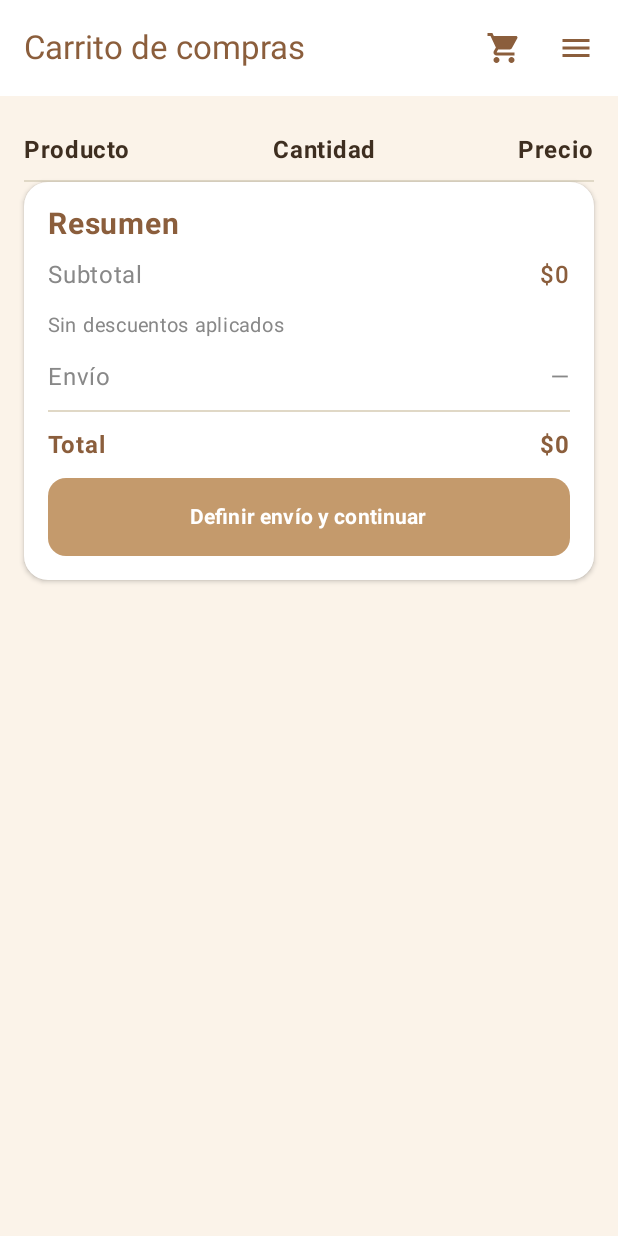
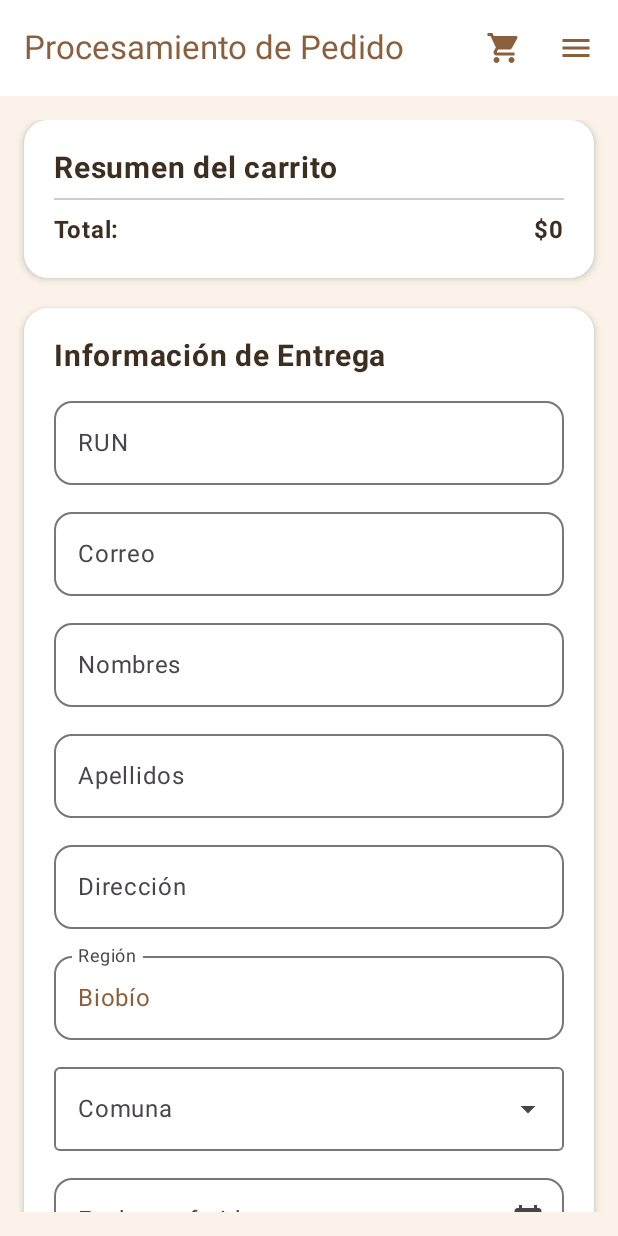
Before and after one commit to Felipe-Ahumada/Pasteleria_APP, an Android app built with Jetpack Compose: the CarritoScreen screen opened through its navigation route, after a tap on "Definir envío y continuar", on a phone screen of 412 x 824 dp. Run offline under Robolectric (Android 15) with nearby library versions, the phone set to English and light mode, and no system bars; our stand-ins replace Dagger/Hilt's generated code, Room's generated code.

Commit message:
Envío agregado

```diff
--- a/app/src/main/java/com/pasteleria_app/pasteleria_app/presentation/ui/Navigation/Navigation.kt
+++ b/app/src/main/java/com/pasteleria_app/pasteleria_app/presentation/ui/Navigation/Navigation.kt
@@ -21,6 +21,8 @@ sealed class Screen(val route: String) {
     data object ResetPassword : Screen("reset_password")
 
     data object Profile : Screen("profile")
+
+    data object Envio : Screen("envio")
 }
 
 @Composable
@@ -105,6 +107,14 @@ fun Navigation(carritoViewModel: CarritoViewModel) { //  Recibe el ViewModel glo
                 onOpenCarrito = { navController.navigate(Screen.Carrito.route) },
                 onOpenLogin = { navController.navigate(Screen.Login.route) },
                 onOpenPerfil = { navController.navigate(Screen.Profile.route) },
+                onOpenEnvio = { navController.navigate(Screen.Envio.route) },
+                carritoViewModel = carritoViewModel
+            )
+        }
+        composable(Screen.Envio.route) {
+            EnvioScreen(
+                onOpenCarrito = { navController.navigate(Screen.Carrito.route) },
+                onConfirmarPago = { /* Aquí más adelante puedes ir a una pantalla de confirmación o pago */ },
                 carritoViewModel = carritoViewModel
             )
         }
--- a/app/src/main/java/com/pasteleria_app/pasteleria_app/presentation/ui/screens/CarritoScreen.kt
+++ b/app/src/main/java/com/pasteleria_app/pasteleria_app/presentation/ui/screens/CarritoScreen.kt
@@ -31,6 +31,7 @@ fun CarritoScreen(
     onOpenCarrito: () -> Unit = {},
     onOpenLogin: () -> Unit = {},
     onOpenPerfil: () -> Unit = {},
+    onOpenEnvio: () -> Unit = {},
     carritoViewModel: CarritoViewModel
 ) {
     val productos by carritoViewModel.productos.collectAsState()
@@ -134,14 +135,18 @@ fun CarritoScreen(
                         }
 
                         Button(
-                            onClick = { /* TODO: Checkout */ },
+                            onClick = { onOpenEnvio() },
                             colors = ButtonDefaults.buttonColors(containerColor = Color(0xFFC49A6C)),
                             shape = RoundedCornerShape(12.dp),
                             modifier = Modifier
                                 .fillMaxWidth()
                                 .height(52.dp)
                         ) {
-                            Text("Definir envío y continuar", color = Color.White, fontWeight = FontWeight.Bold)
+                            Text(
+                                "Definir envío y continuar",
+                                color = Color.White,
+                                fontWeight = FontWeight.Bold
+                            )
                         }
                     }
                 }
--- /dev/null
+++ b/app/src/main/java/com/pasteleria_app/pasteleria_app/presentation/ui/screens/EnvioScreen.kt
@@ -0,0 +1,314 @@
+package com.pasteleria_app.pasteleria_app.presentation.ui.screens
+
+import androidx.compose.foundation.background
+import androidx.compose.foundation.layout.*
+import androidx.compose.foundation.lazy.LazyColumn
+import androidx.compose.foundation.shape.RoundedCornerShape
+import androidx.compose.material.icons.Icons
+import androidx.compose.material.icons.filled.CalendarMonth
+import androidx.compose.material3.*
+import androidx.compose.runtime.*
+import androidx.compose.ui.Alignment
+import androidx.compose.ui.Modifier
+import androidx.compose.ui.graphics.Color
+import androidx.compose.ui.text.font.FontWeight
+import androidx.compose.ui.unit.dp
+import androidx.compose.ui.unit.sp
+import androidx.hilt.navigation.compose.hiltViewModel
+import com.pasteleria_app.pasteleria_app.domain.model.Producto
+import com.pasteleria_app.pasteleria_app.presentation.ui.components.PasteleriaScaffold
+import com.pasteleria_app.pasteleria_app.presentation.ui.viewmodel.CarritoViewModel
+import com.pasteleria_app.pasteleria_app.presentation.ui.viewmodel.UsuarioViewModel
+import java.text.SimpleDateFormat
+import java.util.*
+
+@OptIn(ExperimentalMaterial3Api::class)
+@Composable
+fun EnvioScreen(
+    onOpenCarrito: () -> Unit = {},
+    onConfirmarPago: () -> Unit = {},
+    carritoViewModel: CarritoViewModel = hiltViewModel(),
+    usuarioViewModel: UsuarioViewModel = hiltViewModel()
+) {
+    val productos by carritoViewModel.productos.collectAsState()
+    val total = carritoViewModel.calcularTotal()
+
+    val crema = Color(0xFFFBF3E9)
+    val marron = Color(0xFF3E2E20)
+    val blanco = Color.White
+
+    // 🧁 Datos usuario
+    val nombre by usuarioViewModel.usuarioActual.collectAsState(initial = "")
+    val correo by usuarioViewModel.usuarioCorreo.collectAsState(initial = "")
+
+    var run by remember { mutableStateOf("") }
+    var nombres by remember { mutableStateOf(nombre ?: "") }
+    var apellidos by remember { mutableStateOf("") }
+    var direccion by remember { mutableStateOf("") }
+    var region by remember { mutableStateOf("Biobío") }
+    var comuna by remember { mutableStateOf("") }
+    var fechaEntrega by remember { mutableStateOf("") }
+    var tipoEntrega by remember { mutableStateOf("") }
+    var metodoPago by remember { mutableStateOf("Webpay") }
+
+    var mostrarCalendario by remember { mutableStateOf(false) }
+    val datePickerState = rememberDatePickerState()
+
+    PasteleriaScaffold(
+        title = "Procesamiento de Pedido",
+        onOpenCarrito = onOpenCarrito,
+        carritoViewModel = carritoViewModel
+    ) { padding ->
+        LazyColumn(
+            modifier = Modifier
+                .fillMaxSize()
+                .background(crema)
+                .padding(padding)
+                .padding(16.dp),
+            verticalArrangement = Arrangement.spacedBy(20.dp)
+        ) {
+
+            // 🧾 Resumen del carrito
+            item {
+                Card(
+                    colors = CardDefaults.cardColors(containerColor = blanco),
+                    shape = RoundedCornerShape(16.dp),
+                    elevation = CardDefaults.cardElevation(3.dp),
+                    modifier = Modifier.fillMaxWidth()
+                ) {
+                    Column(
+                        modifier = Modifier.padding(20.dp),
+                        verticalArrangement = Arrangement.spacedBy(8.dp)
+                    ) {
+                        Text(
+                            "Resumen del carrito",
+                            fontWeight = FontWeight.Bold,
+                            fontSize = 20.sp,
+                            color = marron
+                        )
+
+                        productos.forEach { producto ->
+                            ProductoResumenItem(producto)
+                        }
+
+                        Divider(color = Color.LightGray)
+                        Row(
+                            Modifier.fillMaxWidth(),
+                            horizontalArrangement = Arrangement.SpaceBetween
+                        ) {
+                            Text("Total:", fontWeight = FontWeight.Bold, color = marron)
+                            Text(formateaCLP(total), fontWeight = FontWeight.Bold, color = marron)
+                        }
+                    }
+                }
+            }
+
+            // 🚚 Información de entrega
+            item {
+                Card(
+                    colors = CardDefaults.cardColors(containerColor = blanco),
+                    shape = RoundedCornerShape(16.dp),
+                    elevation = CardDefaults.cardElevation(3.dp),
+                    modifier = Modifier.fillMaxWidth()
+                ) {
+                    Column(
+                        modifier = Modifier.padding(20.dp),
+                        verticalArrangement = Arrangement.spacedBy(10.dp)
+                    ) {
+                        Text(
+                            "Información de Entrega",
+                            fontWeight = FontWeight.Bold,
+                            fontSize = 20.sp,
+                            color = marron
+                        )
+
+                        campoEnvio("RUN", "19011022K", run) { run = it }
+                        campoEnvio("Correo", "usuario@correo.com", correo ?: "") {}
+                        campoEnvio("Nombres", "Ej: María", nombres ?: "") { nombres = it }
+                        campoEnvio("Apellidos", "Ej: González Pérez", apellidos) { apellidos = it }
+                        campoEnvio("Dirección", "Ej: Calle 123, Concepción", direccion) { direccion = it }
+
+                        OutlinedTextField(
+                            value = region,
+                            onValueChange = {},
+                            label = { Text("Región") },
+                            singleLine = true,
+                            readOnly = true,
+                            shape = RoundedCornerShape(12.dp),
+                            modifier = Modifier.fillMaxWidth()
+                        )
+
+                        // 📍 Comuna
+                        val comunas = listOf("Concepción", "Talcahuano", "Hualpén")
+                        var expandirComuna by remember { mutableStateOf(false) }
+
+                        ExposedDropdownMenuBox(
+                            expanded = expandirComuna,
+                            onExpandedChange = { expandirComuna = it }
+                        ) {
+                            OutlinedTextField(
+                                value = comuna,
+                                onValueChange = {},
+                                label = { Text("Comuna") },
+                                readOnly = true,
+                                trailingIcon = { ExposedDropdownMenuDefaults.TrailingIcon(expandirComuna) },
+                                modifier = Modifier.menuAnchor().fillMaxWidth()
+                            )
+                            ExposedDropdownMenu(
+                                expanded = expandirComuna,
+                                onDismissRequest = { expandirComuna = false }
+                            ) {
+                                comunas.forEach { opcion ->
+                                    DropdownMenuItem(
+                                        text = { Text(opcion) },
+                                        onClick = {
+                                            comuna = opcion
+                                            expandirComuna = false
+                                        }
+                                    )
+                                }
+                            }
+                        }
+
+                        // 📅 Fecha preferida
+                        OutlinedTextField(
+                            value = fechaEntrega,
+                            onValueChange = {},
+                            label = { Text("Fecha preferida") },
+                            readOnly = true,
+                            shape = RoundedCornerShape(12.dp),
+                            modifier = Modifier.fillMaxWidth(),
+                            trailingIcon = {
+                                IconButton(onClick = { mostrarCalendario = true }) {
+                                    Icon(
+                                        imageVector = Icons.Default.CalendarMonth, // ✅ corregido
+                                        contentDescription = "Elegir fecha"
+                                    )
+                                }
+                            }
+                        )
+
+                        // 🚚 Tipo de entrega
+                        val tiposEntrega = listOf("Despacho a domicilio", "Retiro en tienda")
+                        var expandirTipo by remember { mutableStateOf(false) }
+
+                        ExposedDropdownMenuBox(
+                            expanded = expandirTipo,
+                            onExpandedChange = { expandirTipo = it }
+                        ) {
+                            OutlinedTextField(
+                                value = tipoEntrega,
+                                onValueChange = {},
+                                label = { Text("Tipo de entrega") },
+                                readOnly = true,
+                                trailingIcon = { ExposedDropdownMenuDefaults.TrailingIcon(expandirTipo) },
+                                modifier = Modifier.menuAnchor().fillMaxWidth()
+                            )
+                            ExposedDropdownMenu(
+                                expanded = expandirTipo,
+                                onDismissRequest = { expandirTipo = false }
+                            ) {
+                                tiposEntrega.forEach { opcion ->
+                                    DropdownMenuItem(
+                                        text = { Text(opcion) },
+                                        onClick = {
+                                            tipoEntrega = opcion
+                                            expandirTipo = false
+                                        }
+                                    )
+                                }
+                            }
+                        }
+
+                        // 💳 Método de pago
+                        OutlinedTextField(
+                            value = metodoPago,
+                            onValueChange = {},
+                            label = { Text("Método de Pago") },
+                            singleLine = true,
+                            readOnly = true,
+                            shape = RoundedCornerShape(12.dp),
+                            modifier = Modifier.fillMaxWidth()
+                        )
+
+                        Spacer(modifier = Modifier.height(16.dp))
+
+                        // Botones
+                        Row(
+                            modifier = Modifier.fillMaxWidth(),
+                            horizontalArrangement = Arrangement.SpaceBetween
+                        ) {
+                            OutlinedButton(
+                                onClick = onOpenCarrito,
+                                modifier = Modifier.weight(1f)
+                            ) {
+                                Text("Volver al carrito")
+                            }
+                            Spacer(Modifier.width(8.dp))
+                            Button(
+                                onClick = { onConfirmarPago() },
+                                colors = ButtonDefaults.buttonColors(containerColor = marron),
+                                modifier = Modifier.weight(1f)
+                            ) {
+                                Text("Confirmar y Pagar", color = Color.White)
+                            }
+                        }
+                    }
+                }
+            }
+        }
+    }
+
+    // 📆 Selector de fecha (retrocompatible)
+    if (mostrarCalendario) {
+        DatePickerDialog(
+            onDismissRequest = { mostrarCalendario = false },
+            confirmButton = {
+                TextButton(onClick = {
+                    mostrarCalendario = false
+                    datePickerState.selectedDateMillis?.let { millis ->
+                        val fecha = Date(millis)
+                        val formato = SimpleDateFormat("dd/MM/yyyy", Locale.getDefault())
+                        fechaEntrega = formato.format(fecha)
+                    }
+                }) {
+                    Text("Aceptar")
+                }
+            }
+        ) {
+            DatePicker(state = datePickerState)
+        }
+    }
+}
+
+// 🧁 Producto en resumen
+@Composable
+fun ProductoResumenItem(producto: Producto) {
+    Row(
+        modifier = Modifier
+            .fillMaxWidth()
+            .padding(vertical = 4.dp),
+        horizontalArrangement = Arrangement.SpaceBetween
+    ) {
+        Text(producto.nombre, color = Color(0xFF3E2E20))
+        Text("x${producto.cantidad}", color = Color(0xFF3E2E20))
+        Text(formateaCLP(producto.precio * producto.cantidad), color = Color(0xFF3E2E20))
+    }
+}
+
+// 🧱 Campo reutilizable
+@Composable
+fun campoEnvio(label: String, placeholder: String, value: String, onValueChange: (String) -> Unit) {
+    OutlinedTextField(
+        value = value,
+        onValueChange = onValueChange,
+        label = { Text(label) },
+        placeholder = { Text(placeholder) },
+        singleLine = true,
+        shape = RoundedCornerShape(12.dp),
+        modifier = Modifier.fillMaxWidth()
+    )
+}
+
+private fun formateaCLP(valor: Int): String =
+    "$" + "%,d".format(valor).replace(',', '.')
```
